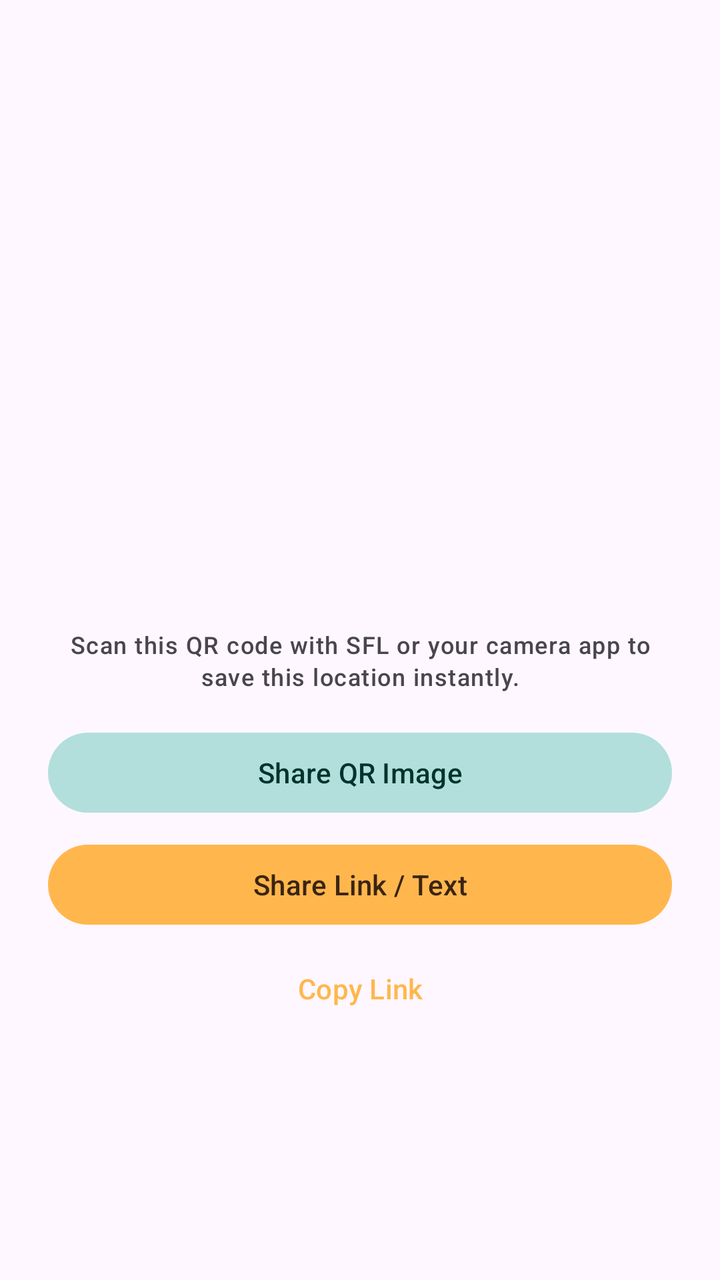
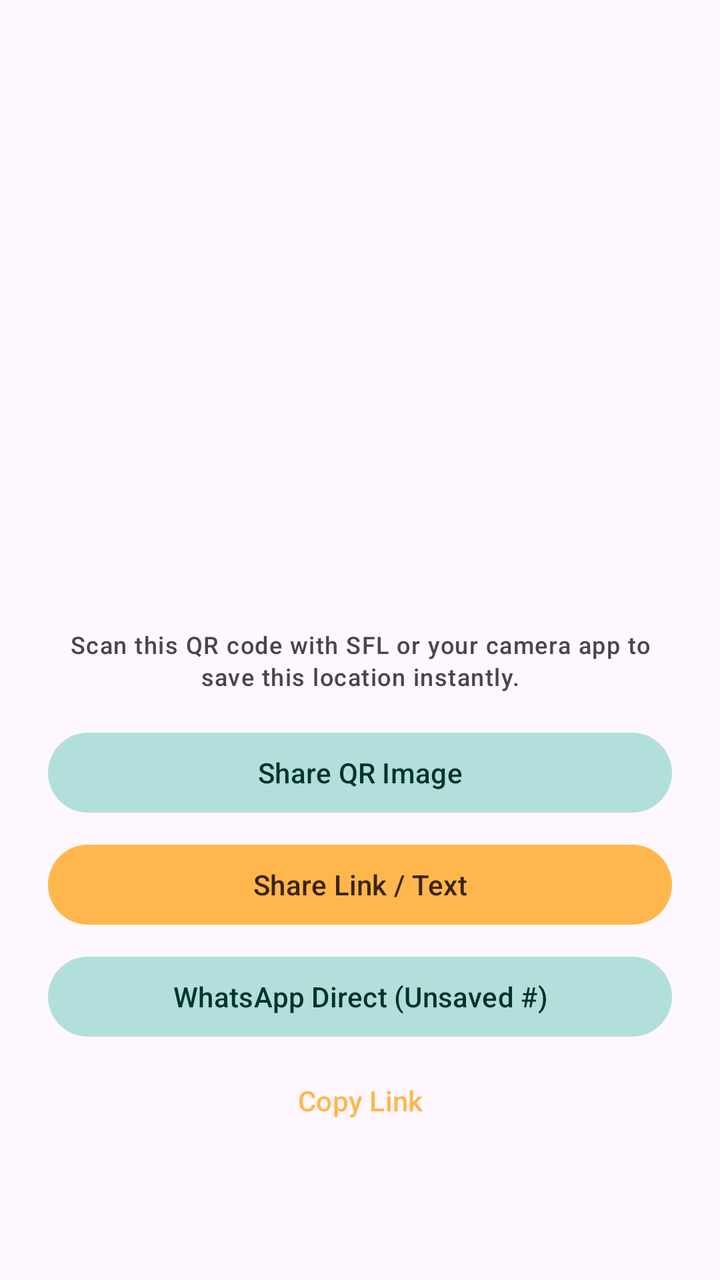

An Android layout rendered at two revisions. The XML below is the earlier revision; the diff shows what the commit changed to produce the second picture.
<!-- AndroidManifest.xml: application theme AppTheme -->
<!-- res/layout/dialog_share_location_qr.xml -->
<?xml version="1.0" encoding="utf-8"?>
<LinearLayout xmlns:android="http://schemas.android.com/apk/res/android"
    xmlns:app="http://schemas.android.com/apk/res-auto"
    android:layout_width="match_parent"
    android:layout_height="wrap_content"
    android:gravity="center_horizontal"
    android:orientation="vertical"
    android:padding="24dp">

    <TextView
        android:id="@+id/tv_location_title"
        android:layout_width="wrap_content"
        android:layout_height="wrap_content"
        android:textAppearance="?attr/textAppearanceTitleMedium"
        android:textColor="?attr/colorPrimary" />

    <TextView
        android:id="@+id/tv_location_address"
        android:layout_width="wrap_content"
        android:layout_height="wrap_content"
        android:layout_marginTop="4dp"
        android:gravity="center"
        android:textAppearance="?attr/textAppearanceBodySmall"
        android:textColor="?attr/colorOnSurfaceVariant" />

    <ImageView
        android:id="@+id/iv_qr_code"
        android:layout_width="220dp"
        android:layout_height="220dp"
        android:layout_marginTop="16dp"
        android:contentDescription="@string/desc_qr_code_location" />

    <TextView
        android:layout_width="match_parent"
        android:layout_height="wrap_content"
        android:layout_marginTop="12dp"
        android:gravity="center"
        android:text="@string/share_qr_instruction"
        android:textAppearance="?attr/textAppearanceLabelMedium"
        android:textColor="?attr/colorOnSurfaceVariant" />

    <Button
        android:id="@+id/btn_share_qr_image"
        style="@style/Widget.Material3.Button.TonalButton"
        android:layout_width="match_parent"
        android:layout_height="wrap_content"
        android:layout_marginTop="16dp"
        android:text="@string/btn_share_qr_image" />

    <Button
        android:id="@+id/btn_share_text"
        style="@style/Widget.Material3.Button"
        android:layout_width="match_parent"
        android:layout_height="wrap_content"
        android:layout_marginTop="8dp"
        android:text="@string/btn_share_text" />

    <Button
        android:id="@+id/btn_copy_link"
        style="@style/Widget.Material3.Button.TextButton"
        android:layout_width="match_parent"
        android:layout_height="wrap_content"
        android:layout_marginTop="4dp"
        android:text="@string/btn_copy_link" />

</LinearLayout>
<!-- resources referenced by this layout -->
<resources>
  <string name="btn_copy_link">Copy Link</string>
  <string name="btn_share_qr_image">Share QR Image</string>
  <string name="btn_share_text">Share Link / Text</string>
  <string name="desc_qr_code_location">QR code for location</string>
  <string name="share_qr_instruction">Scan this QR code with SFL or your camera app to save this location instantly.</string>
  <style name="AppTheme" parent="Theme.Material3.DayNight.NoActionBar">
          <item name="colorPrimary">@color/colorPrimary</item>
          <item name="colorPrimaryDark">@color/colorPrimaryDark</item>
          <item name="colorAccent">@color/colorAccent</item>
          <item name="colorOnPrimary">@color/colorOnPrimary</item>
          <item name="colorPrimaryContainer">@color/colorPrimaryContainer</item>
          <item name="colorOnPrimaryContainer">@color/colorOnPrimaryContainer</item>
          <item name="colorSecondary">@color/colorSecondary</item>
          <item name="colorOnSecondary">@color/colorOnSecondary</item>
          <item name="colorSecondaryContainer">@color/colorSecondaryContainer</item>
          <item name="colorOnSecondaryContainer">@color/colorOnSecondaryContainer</item>
      </style>
  <color name="colorPrimary">#ffb74d</color>
  <color name="colorPrimaryDark">#c87f1e</color>
  <color name="colorAccent">#00796b</color>
  <color name="colorOnPrimary">#3b2412</color>
  <color name="colorPrimaryContainer">#ffe0b2</color>
  <color name="colorOnPrimaryContainer">#4e2e00</color>
  <color name="colorSecondary">#00796b</color>
  <color name="colorOnSecondary">#ffffff</color>
  <color name="colorSecondaryContainer">#b2dfdb</color>
  <color name="colorOnSecondaryContainer">#00332e</color>
</resources>

<!-- the commit's change to res/layout/dialog_share_location_qr.xml (unified diff, before → after) -->
@@ -56,6 +56,14 @@
         android:text="@string/btn_share_text" />
 
     <Button
+        android:id="@+id/btn_share_whatsapp_unsaved"
+        style="@style/Widget.Material3.Button.TonalButton"
+        android:layout_width="match_parent"
+        android:layout_height="wrap_content"
+        android:layout_marginTop="8dp"
+        android:text="@string/btn_share_whatsapp_unsaved" />
+
+    <Button
         android:id="@+id/btn_copy_link"
         style="@style/Widget.Material3.Button.TextButton"
         android:layout_width="match_parent"
<!-- resource entries referenced after the edit -->
@@ -3,6 +3,7 @@
   <string name="btn_copy_link">Copy Link</string>
   <string name="btn_share_qr_image">Share QR Image</string>
   <string name="btn_share_text">Share Link / Text</string>
+  <string name="btn_share_whatsapp_unsaved">WhatsApp Direct (Unsaved #)</string>
   <string name="desc_qr_code_location">QR code for location</string>
   <string name="share_qr_instruction">Scan this QR code with SFL or your camera app to save this location instantly.</string>
   <style name="AppTheme" parent="Theme.Material3.DayNight.NoActionBar">
